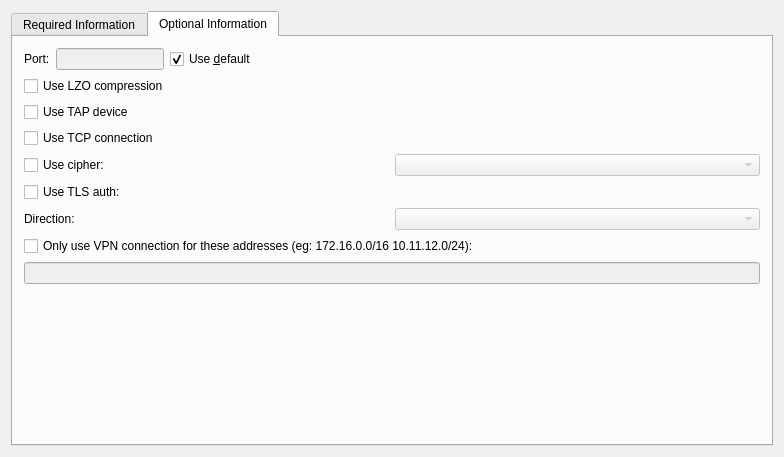
Old version of the form vpnplugins/openvpn/openvpnprop.ui in the repository KDE/networkmanagement.
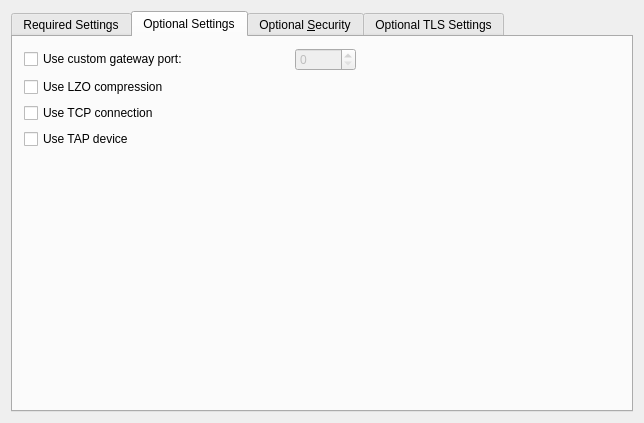
New version of the form. The open tabs and pages were chosen to show the change. Custom widgets are drawn as their Qt base class.

Commit message:
Read/write all OpenVPN settings I could find, not just the ones needed for my local VPN.
Please test!  If there is a problem, please attach or mail me privately
the config file found in
~/.kde4/share/apps/networkmanagement/connections corresponding to your
openvpn connection.

BUG:198374

Diff of the .ui file:
```diff
--- a/vpnplugins/openvpn/openvpnprop.ui
+++ b/vpnplugins/openvpn/openvpnprop.ui
@@ -6,8 +6,8 @@
    <rect>
     <x>0</x>
     <y>0</y>
-    <width>784</width>
-    <height>457</height>
+    <width>644</width>
+    <height>423</height>
    </rect>
   </property>
   <property name="windowTitle">
@@ -21,7 +21,7 @@
      </property>
      <widget class="QWidget" name="TabPage">
       <attribute name="title">
-       <string>Required Information</string>
+       <string>Required Settings</string>
       </attribute>
       <layout class="QVBoxLayout" name="verticalLayout_5">
        <item>
@@ -414,33 +414,13 @@
      </widget>
      <widget class="QWidget" name="TabPage">
       <attribute name="title">
-       <string>Optional Information</string>
+       <string>Optional Settings</string>
       </attribute>
       <layout class="QVBoxLayout" name="verticalLayout_6">
        <item>
         <layout class="QHBoxLayout" name="horizontalLayout_2">
          <item>
-          <widget class="QLabel" name="label_3">
-           <property name="text">
-            <string>Port:</string>
-           </property>
-          </widget>
-         </item>
-         <item>
-          <widget class="KLineEdit" name="port">
-           <property name="enabled">
-            <bool>false</bool>
-           </property>
-           <property name="sizePolicy">
-            <sizepolicy hsizetype="Preferred" vsizetype="Fixed">
-             <horstretch>0</horstretch>
-             <verstretch>0</verstretch>
-            </sizepolicy>
-           </property>
-          </widget>
-         </item>
-         <item>
-          <widget class="QCheckBox" name="chkDefaultPort">
+          <widget class="QCheckBox" name="chkCustomPort">
            <property name="sizePolicy">
             <sizepolicy hsizetype="MinimumExpanding" vsizetype="Fixed">
              <horstretch>0</horstretch>
@@ -448,13 +428,36 @@
             </sizepolicy>
            </property>
            <property name="text">
-            <string>Use &amp;default</string>
+            <string>Use custom gateway port:</string>
            </property>
-           <property name="checked">
-            <bool>true</bool>
+          </widget>
+         </item>
+         <item>
+          <widget class="QSpinBox" name="sbCustomPort">
+           <property name="enabled">
+            <bool>false</bool>
            </property>
+           <property name="specialValueText">
+            <string/>
+           </property>
+           <property name="maximum">
+            <number>65536</number>
+           </property>
           </widget>
          </item>
+         <item>
+          <spacer name="horizontalSpacer">
+           <property name="orientation">
+            <enum>Qt::Horizontal</enum>
+           </property>
+           <property name="sizeHint" stdset="0">
+            <size>
+             <width>40</width>
+             <height>20</height>
+            </size>
+           </property>
+          </spacer>
+         </item>
         </layout>
        </item>
        <item>
@@ -464,13 +467,6 @@
          </property>
         </widget>
        </item>
-       <item>
-        <widget class="QCheckBox" name="chkUseTAP">
-         <property name="text">
-          <string>Use TAP device</string>
-         </property>
-        </widget>
-       </item>
        <item>
         <widget class="QCheckBox" name="chkUseTCP">
          <property name="text">
@@ -479,17 +475,41 @@
         </widget>
        </item>
        <item>
+        <widget class="QCheckBox" name="chkUseTAP">
+         <property name="text">
+          <string>Use TAP device</string>
+         </property>
+        </widget>
+       </item>
+       <item>
+        <spacer name="verticalSpacer_5">
+         <property name="orientation">
+          <enum>Qt::Vertical</enum>
+         </property>
+         <property name="sizeHint" stdset="0">
+          <size>
+           <width>306</width>
+           <height>91</height>
+          </size>
+         </property>
+        </spacer>
+       </item>
+      </layout>
+     </widget>
+     <widget class="QWidget" name="tab">
+      <attribute name="title">
+       <string>Optional &amp;Security</string>
+      </attribute>
+      <layout class="QVBoxLayout" name="verticalLayout_7">
+       <item>
         <layout class="QHBoxLayout" name="horizontalLayout">
          <item>
-          <widget class="QCheckBox" name="chkUseCipher">
-           <property name="sizePolicy">
-            <sizepolicy hsizetype="Preferred" vsizetype="Fixed">
-             <horstretch>0</horstretch>
-             <verstretch>0</verstretch>
-            </sizepolicy>
-           </property>
+          <widget class="QLabel" name="label_3">
            <property name="text">
-            <string>Use cipher:</string>
+            <string>&amp;Cipher:</string>
+           </property>
+           <property name="buddy">
+            <cstring>cboCipher</cstring>
            </property>
           </widget>
          </item>
@@ -504,26 +524,106 @@
              <verstretch>0</verstretch>
             </sizepolicy>
            </property>
+           <item>
+            <property name="text">
+             <string>Obtaining available ciphers...</string>
+            </property>
+           </item>
           </widget>
          </item>
         </layout>
        </item>
        <item>
-        <layout class="QHBoxLayout" name="horizontalLayout_3">
+        <layout class="QHBoxLayout" name="horizontalLayout_5">
          <item>
-          <widget class="QCheckBox" name="chkUseTLS">
+          <widget class="QLabel" name="label_4">
            <property name="text">
-            <string>Use TLS auth:</string>
+            <string>&amp;HMAC Authentication:</string>
            </property>
           </widget>
          </item>
          <item>
-          <widget class="KUrlRequester" name="editTLSAuth">
-           <property name="enabled">
+          <widget class="KComboBox" name="cboHmac">
+           <property name="sizePolicy">
+            <sizepolicy hsizetype="Preferred" vsizetype="Fixed">
+             <horstretch>0</horstretch>
+             <verstretch>0</verstretch>
+            </sizepolicy>
+           </property>
+           <item>
+            <property name="text">
+             <string>Default</string>
+            </property>
+           </item>
+           <item>
+            <property name="text">
+             <string>None</string>
+            </property>
+           </item>
+           <item>
+            <property name="text">
+             <string>MD-5</string>
+            </property>
+           </item>
+           <item>
+            <property name="text">
+             <string>SHA-1</string>
+            </property>
+           </item>
+          </widget>
+         </item>
+        </layout>
+       </item>
+       <item>
+        <spacer name="verticalSpacer_6">
+         <property name="orientation">
+          <enum>Qt::Vertical</enum>
+         </property>
+         <property name="sizeHint" stdset="0">
+          <size>
+           <width>20</width>
+           <height>302</height>
+          </size>
+         </property>
+        </spacer>
+       </item>
+      </layout>
+     </widget>
+     <widget class="QWidget" name="tab_2">
+      <attribute name="title">
+       <string>Optional TLS Settings</string>
+      </attribute>
+      <layout class="QVBoxLayout" name="verticalLayout_9">
+       <item>
+        <widget class="QGroupBox" name="useExtraTlsAuth">
+         <property name="title">
+          <string>Use additional TLS authentication</string>
+         </property>
+         <property name="checkable">
+          <bool>true</bool>
+         </property>
+         <property name="checked">
             <bool>false</bool>
            </property>
-          </widget>
-         </item>
+         <layout class="QVBoxLayout" name="verticalLayout_8">
+          <item>
+           <layout class="QHBoxLayout" name="horizontalLayout_6">
+            <item>
+             <widget class="QLabel" name="textLabel4_3">
+              <property name="text">
+               <string>&amp;Key:</string>
+              </property>
+              <property name="wordWrap">
+               <bool>false</bool>
+              </property>
+              <property name="buddy">
+               <cstring>x509Key</cstring>
+              </property>
+             </widget>
+            </item>
+            <item>
+             <widget class="KUrlRequester" name="kurlTlsAuthKey"/>
+            </item>
         </layout>
        </item>
        <item>
@@ -531,7 +631,7 @@
          <item>
           <widget class="QLabel" name="textLabel1">
            <property name="text">
-            <string>Direction:</string>
+               <string>Key Direction:</string>
            </property>
            <property name="wordWrap">
             <bool>false</bool>
@@ -543,36 +643,41 @@
          </item>
          <item>
           <widget class="KComboBox" name="cboDirection">
-           <property name="enabled">
-            <bool>false</bool>
-           </property>
-          </widget>
-         </item>
-        </layout>
-       </item>
+              <item>
+               <property name="text">
+                <string>None</string>
+               </property>
+              </item>
        <item>
-        <widget class="QCheckBox" name="chkIPAdresses">
          <property name="text">
-          <string>Only use VPN connection for these addresses (eg: 172.16.0.0/16 10.11.12.0/24):</string>
-         </property>
-        </widget>
+                <string>0</string>
+               </property>
        </item>
        <item>
-        <widget class="KLineEdit" name="routes">
-         <property name="enabled">
-          <bool>false</bool>
-         </property>
-        </widget>
-       </item>
+               <property name="text">
+                <string>1</string>
+               </property>
+              </item>
+             </widget>
+            </item>
+           </layout>
+          </item>
+         </layout>
+         <zorder></zorder>
+         <zorder>textLabel1</zorder>
+         <zorder></zorder>
+         <zorder>layoutWidget_3</zorder>
+        </widget>
+       </item>
        <item>
-        <spacer name="verticalSpacer_5">
+        <spacer name="verticalSpacer_7">
          <property name="orientation">
           <enum>Qt::Vertical</enum>
          </property>
          <property name="sizeHint" stdset="0">
           <size>
-           <width>306</width>
-           <height>91</height>
+           <width>20</width>
+           <height>260</height>
           </size>
          </property>
         </spacer>
```
Left out of the diff: 34 changed lines with no effect on the pictures. Lines whose indentation alone changed are shown as unchanged. The commit also changes 5 other files.
